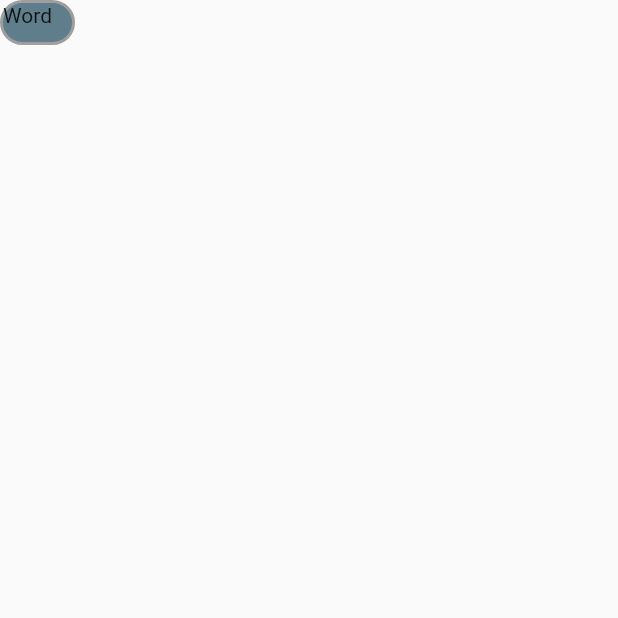
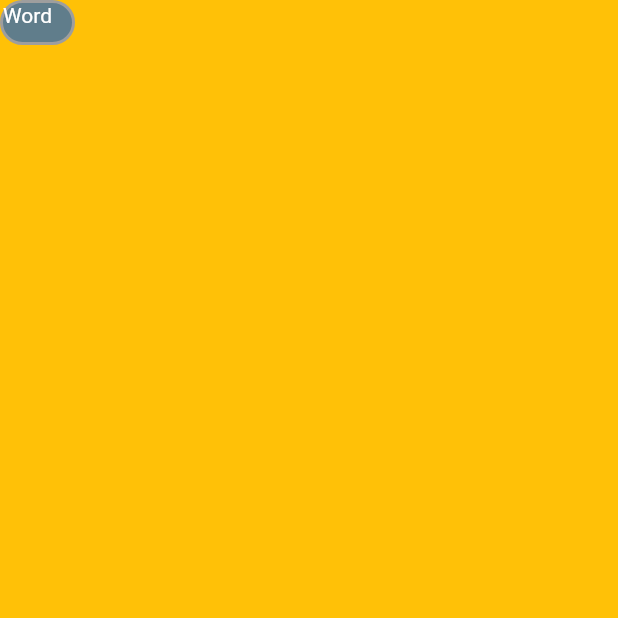
Before and after one commit to RafiaChy/duolingo_clone, a Flutter app: the FirstScreen screen opened directly, on a phone screen of 412 x 824 dp, the top half of it. Run offline on Flutter 3.47's test engine with Material 2 defaults, Android fonts, the phone set to English and light mode, and no system bars.

Commit message:
changing routes in main.dart file

```diff
--- a/lib/main.dart
+++ b/lib/main.dart
@@ -1,3 +1,4 @@
+import 'package:duolingo_clone/pages/first_screen.dart';
 import 'package:flutter/material.dart';
 
 void main() {
@@ -15,7 +16,7 @@ class MyApp extends StatelessWidget {
 
         primarySwatch: Colors.blue,
       ),
-      home: Container(),
+      home: FirstScreen(),
     );
   }
 }
--- a/lib/pages/first_screen.dart
+++ b/lib/pages/first_screen.dart
@@ -11,7 +11,9 @@ class _FirstScreenState extends State<FirstScreen> {
   @override
   Widget build(BuildContext context) {
     return Scaffold(
+      backgroundColor: Colors.amber,
       body: SafeArea(
+
         child: Column(
           children: [
 
@@ -21,7 +23,7 @@ class _FirstScreenState extends State<FirstScreen> {
               child: Container(
                 width: 50,
                 height: 30,
-                child: Text('Word'),
+                child: Text('Word', style: TextStyle(color: Colors.white),),
                decoration: BoxDecoration(
                  color: Colors.blueGrey,
                  border: Border.all(
```
